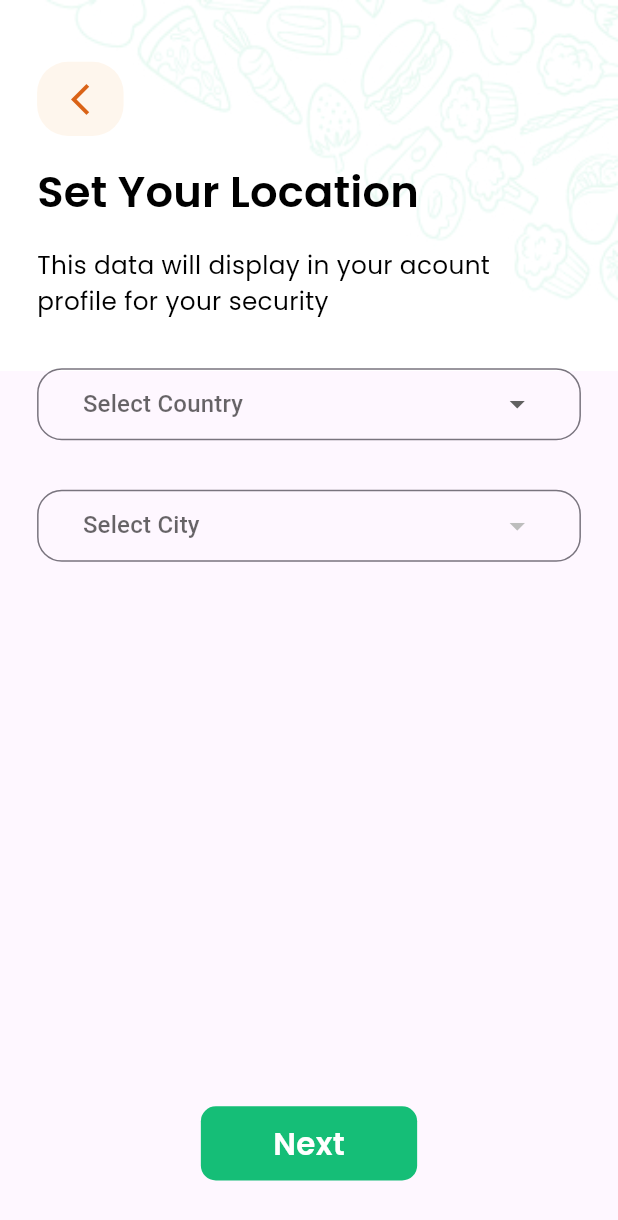
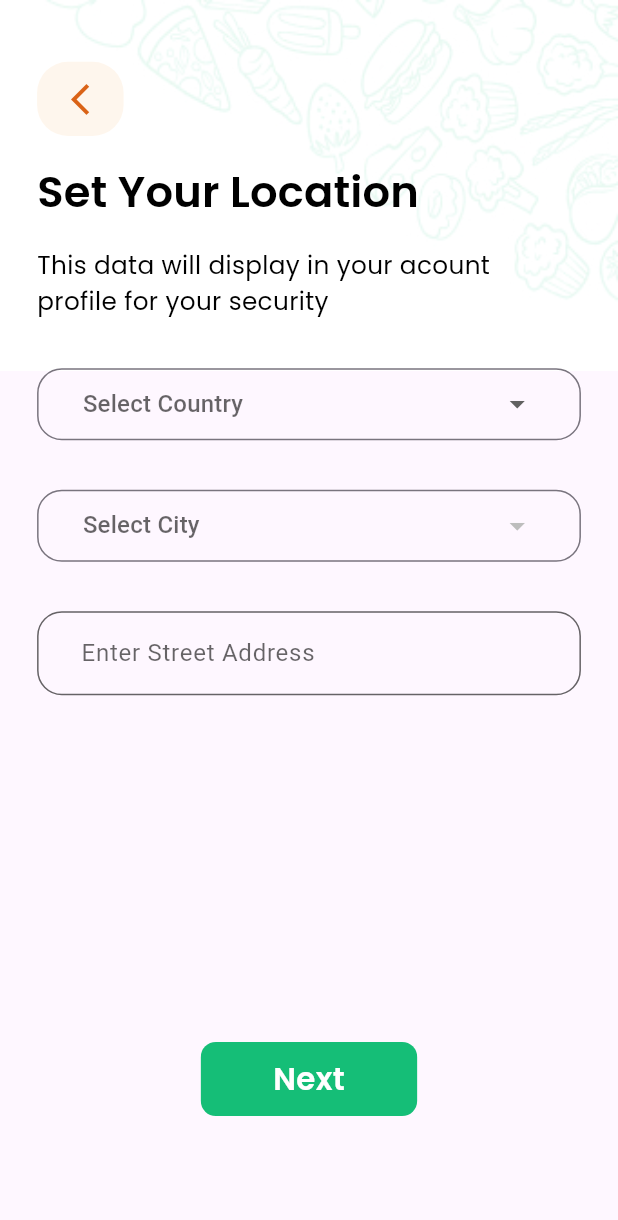
Before and after one commit to Shahwaiz24/Food_Ninja_App, a Flutter app: the SetLocationSignUp screen opened directly, after a tap on "Next", after a tap on "Set Location", on a phone screen of 412 x 824 dp. Shown: the top 1220 px of the screen. Run offline on Flutter 3.47's test engine with Material 3 defaults, Android fonts, the phone set to English and light mode, and no system bars; our stand-ins replace badges, carousel_slider, firebase_auth, firebase_core, firebase_database, firebase_storage and 2 more; accounts and stored records are empty.

Commit message:
Updated Code of Everthings Done

```diff
--- a/lib/Customwidget/location_set_widget.dart
+++ b/lib/Customwidget/location_set_widget.dart
@@ -110,6 +110,30 @@ class _LocationSetTextFieldsState extends State<LocationSetTextFields> {
                 ),
               ),
             ),
+      SizedBox(
+        height: screenHeight * 0.040,
+      ),
+      TextFormField(
+        controller: streetController,
+
+        decoration: InputDecoration(
+            hintText: "   Enter Street Address",
+            hintStyle: TextStyle(
+              color: Colors.black.withOpacity(0.6),
+            ),
+            border: OutlineInputBorder(
+                borderSide: BorderSide(color: Colors.black.withOpacity(0.6)),
+                borderRadius: BorderRadius.circular(screenWidth * 0.040)),
+            focusedBorder: OutlineInputBorder(
+              borderRadius: BorderRadius.circular(screenWidth * 0.040),
+              borderSide: BorderSide(color: Colors.black.withOpacity(0.6)),
+            ),
+            enabledBorder: OutlineInputBorder(
+              borderRadius: BorderRadius.circular(screenWidth * 0.040),
+              borderSide: BorderSide(color: Colors.black.withOpacity(0.6)),
+            ),
+            enabled: true),
+      ),
     ]);
   }
 }
--- a/lib/Screens/Signup_Screens/set_location.dart
+++ b/lib/Screens/Signup_Screens/set_location.dart
@@ -1,12 +1,12 @@
 import 'package:flutter/material.dart';
 import 'package:food_delivery_app/Customwidget/location_set_widget.dart';
-import 'package:food_delivery_app/Screens/Signup_Screens/get_location.dart';
 import 'package:food_delivery_app/Screens/Signup_Screens/profile_ready.dart';
 import 'package:food_delivery_app/Services/validation_service.dart';
 import 'package:food_delivery_app/main.dart';
 
 bool isError = false;
 bool isClicked = false;
+String street = '';
 
 class SetLocationSignUp extends StatefulWidget {
   const SetLocationSignUp({super.key});
@@ -14,6 +14,8 @@ class SetLocationSignUp extends StatefulWidget {
   @override
   State<SetLocationSignUp> createState() => _PaymentSignUpState();
 }
+
+TextEditingController streetController = TextEditingController();
 
 class _PaymentSignUpState extends State<SetLocationSignUp> {
   @override
@@ -206,13 +208,16 @@ class _PaymentSignUpState extends State<SetLocationSignUp> {
                               : Text('')),
                       // Spacer(),
                       Padding(
-                        padding: EdgeInsets.only(top: screenHeight * 0.400),
+                        padding: EdgeInsets.only(top: screenHeight * 0.240),
                         child: InkWell(
                           onTap: () async {
+                            street = streetController.text;
                             // ignore: unused_local_variable
                             String? validation =
                                 ValidationService.check_location_Validity(
-                                    City: final_City, Country: final_Country);
+                                    street: street,
+                                    City: final_City,
+                                    Country: final_Country);
 
                             if (validation == 'All Good') {
                               setState(() {
@@ -221,7 +226,7 @@ class _PaymentSignUpState extends State<SetLocationSignUp> {
                               Navigator.pushReplacement(
                                   context,
                                   MaterialPageRoute(
-                                      builder: (context) => ProfileReady()));
+                                      builder: (context) => const ProfileReady()));
                             } else {
                               print(validation);
                               setState(() {
--- a/lib/Services/validation_service.dart
+++ b/lib/Services/validation_service.dart
@@ -1,3 +1,4 @@
+import 'package:flutter/rendering.dart';
 import 'package:food_delivery_app/Screens/Signup_Screens/bio_signup.dart';
 
 class ValidationService {
@@ -21,9 +22,9 @@ class ValidationService {
   }
 
   static String? check_location_Validity(
-      {required String? City, required String? Country}) {
+      {required String? City, required String? Country, required String? street}) {
     if ((City != null && City.isNotEmpty) &&
-        (Country != null && Country.isNotEmpty)) {
+        (Country != null && Country.isNotEmpty) && (street != null && street.isNotEmpty)) {
       return 'All Good';
     } else {
       return 'Error';
--- a/lib/main.dart
+++ b/lib/main.dart
@@ -1,5 +1,7 @@
 import 'package:firebase_core/firebase_core.dart';
 import 'package:flutter/material.dart';
+import 'package:food_delivery_app/Screens/Signup_Screens/set_location.dart';
+import 'package:food_delivery_app/Screens/login_screen.dart';
 import 'package:food_delivery_app/Screens/splash_screen.dart';
 import 'package:food_delivery_app/Services/local_storage.dart';
 import 'package:food_delivery_app/firebase_options.dart';
@@ -23,7 +25,7 @@ class MyApp extends StatelessWidget {
   Widget build(BuildContext context) {
     return const MaterialApp(
       debugShowCheckedModeBanner: false,
-      home: SplashScreen(),
+      home: LoginScreen(),
     );
   }
 }
--- a/pubspec.yaml
+++ b/pubspec.yaml
@@ -45,6 +45,7 @@ dependencies:
   firebase_database: ^11.1.0
   shared_preferences: ^2.0.8
   firebase_storage: ^12.2.0
+  google_sign_in: ^6.2.1
 
 
 dev_dependencies:
```
Also changed, not shown: lib/Customwidget/bottomsheet.dart (+7 -6 lines), lib/Screens/Signup_Screens/get_location.dart (deleted, +0 -73 lines), lib/Screens/login_screen.dart (+16 -6 lines), lib/Services/google_facebook_service.dart (added), pubspec.lock, 1 other file.
